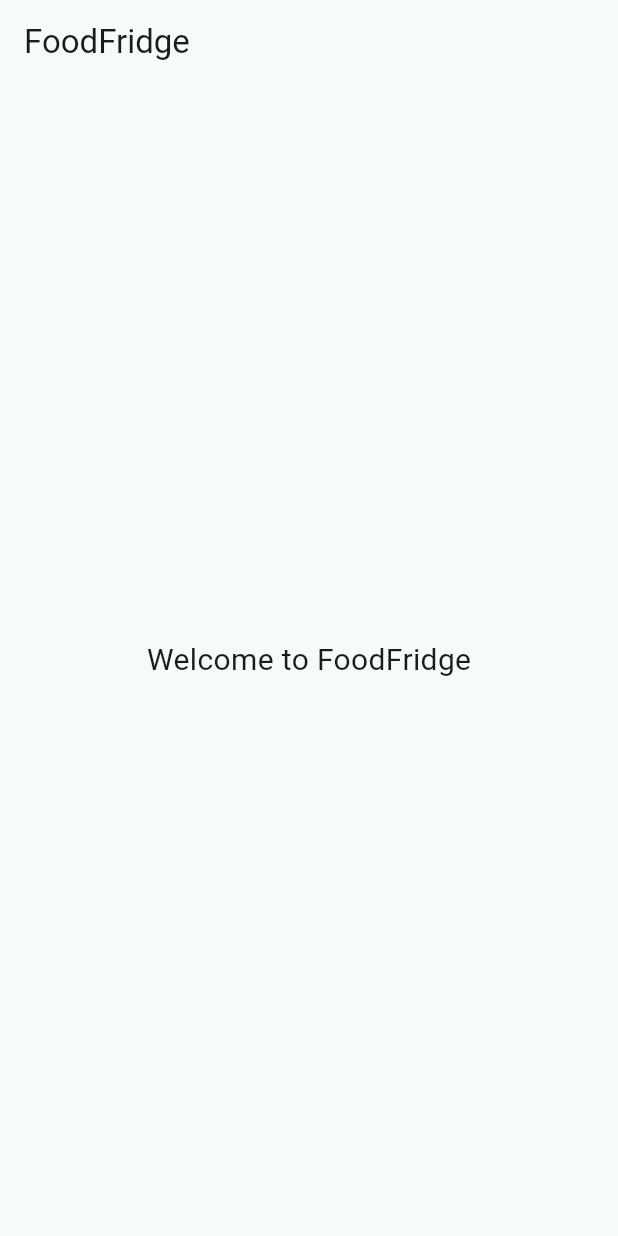
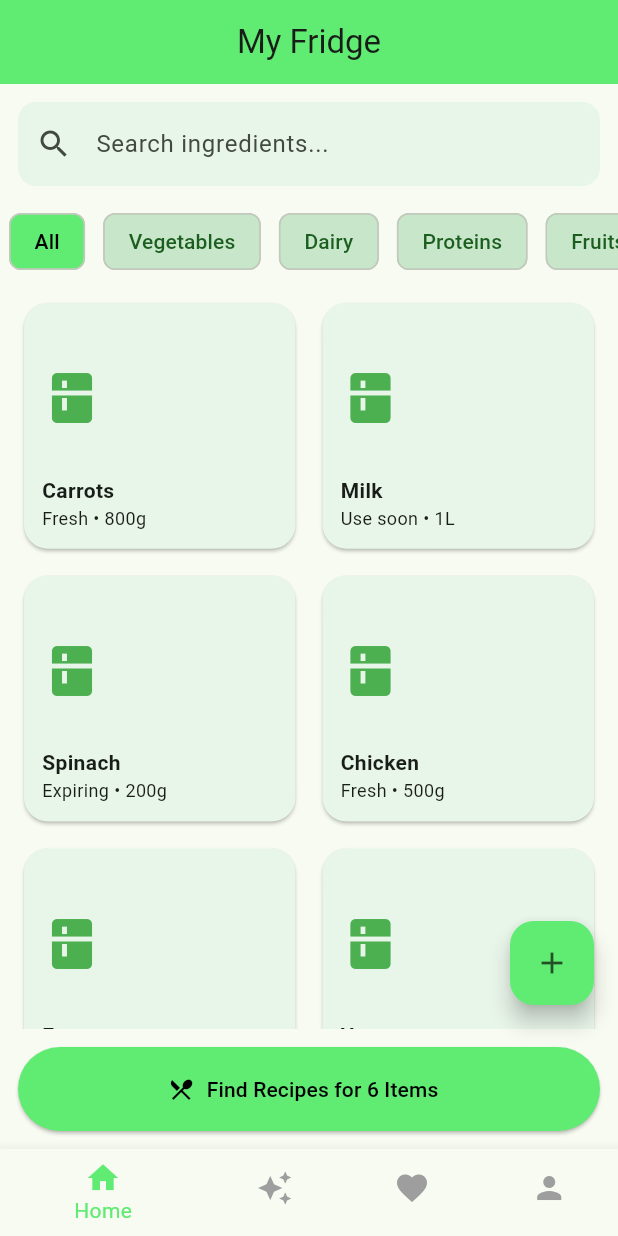
Before and after one commit to aommoa-76/food-fridge-app, a Flutter app: the screen it shows after launch, on a phone screen of 412 x 824 dp. Run offline on Flutter 3.47's test engine with Material 3 defaults, Android fonts, the phone set to English and light mode, and no system bars.

Commit message:
lib update new folder

```diff
--- /dev/null
+++ b/lib/app/main_navigation.dart
@@ -0,0 +1,52 @@
+import 'package:flutter/material.dart';
+import '../features/home/home_page.dart';
+import '../features/profile/profile_page.dart';
+import '../features/favorite_menu/favorites_page.dart';
+import '../features/match_menu/match_page.dart';
+
+
+class MainNavigation extends StatefulWidget {
+  const MainNavigation({super.key});
+
+  @override
+  State<MainNavigation> createState() => _MainNavigationState();
+}
+
+class _MainNavigationState extends State<MainNavigation> {
+  int _currentIndex = 0;
+
+  final pages = const [
+    HomePage(),
+    MatchMenuPage(), // Match
+    FavoritesPage(), // Fav
+    ProfilePage(),
+  ];
+
+  @override
+  Widget build(BuildContext context) {
+    return Scaffold(
+      body: pages[_currentIndex],
+
+      bottomNavigationBar: BottomNavigationBar(
+        currentIndex: _currentIndex,
+        selectedItemColor: Color.fromARGB(255, 96, 235, 115),
+        unselectedItemColor: Colors.grey,
+
+        onTap: (index) {
+          setState(() => _currentIndex = index);
+        },
+
+        items: const [
+          BottomNavigationBarItem(
+              icon: Icon(Icons.home), label: "Home"),
+          BottomNavigationBarItem(
+              icon: Icon(Icons.auto_awesome), label: "Match"),
+          BottomNavigationBarItem(
+              icon: Icon(Icons.favorite), label: "Favorite"),
+          BottomNavigationBarItem(
+              icon: Icon(Icons.person), label: "Profile"),
+        ],
+      ),
+    );
+  }
+}
--- /dev/null
+++ b/lib/features/home/home_page.dart
@@ -0,0 +1,156 @@
+import 'package:flutter/material.dart';
+
+class HomePage extends StatelessWidget {
+  const HomePage({super.key});
+
+  // 🌿 สีหลักของแอป
+  static const primaryGreen = Color.fromARGB(255, 96, 235, 115);
+
+  @override
+  Widget build(BuildContext context) {
+    return Scaffold(
+      appBar: AppBar(
+        backgroundColor: primaryGreen,
+        title: const Text("My Fridge"),
+        centerTitle: true,
+        // actions: [
+        //   IconButton(
+        //     icon: const Icon(Icons.settings),
+        //     onPressed: () {},
+        //   )
+        // ],
+      ),
+
+      body: Column(
+        children: [
+          _buildSearch(),
+          _buildCategories(),
+          Expanded(child: _buildGrid()),
+        ],
+      ),
+
+      // ➕ Floating Add Button
+      floatingActionButton: FloatingActionButton(
+        backgroundColor: primaryGreen,
+        onPressed: () {},
+        child: const Icon(Icons.add),
+      ),
+
+      // 🍳 Bottom Button
+      bottomNavigationBar: Padding(
+        padding: const EdgeInsets.all(12),
+        child: ElevatedButton.icon(
+          onPressed: () {},
+          icon: const Icon(Icons.restaurant_menu),
+          label: const Text("Find Recipes for 6 Items"),
+          style: ElevatedButton.styleFrom(
+            backgroundColor: primaryGreen,
+            foregroundColor: Colors.black,
+            minimumSize: const Size(double.infinity, 56),
+          ),
+        ),
+      ),
+    );
+  }
+
+  // 🔍 Search
+  Widget _buildSearch() {
+    return Padding(
+      padding: const EdgeInsets.all(12),
+      child: TextField(
+        decoration: InputDecoration(
+          hintText: "Search ingredients...",
+          prefixIcon: const Icon(Icons.search),
+          filled: true,
+          fillColor: Colors.green.shade50, // 💚 ช่องค้นหาเขียวอ่อน
+          border: OutlineInputBorder(
+            borderRadius: BorderRadius.circular(12),
+            borderSide: BorderSide.none,
+          ),
+        ),
+      ),
+    );
+  }
+
+  // 🏷️ Categories
+  Widget _buildCategories() {
+    final categories = [
+      "All",
+      "Vegetables",
+      "Dairy",
+      "Proteins",
+      "Fruits"
+    ];
+
+    return SizedBox(
+      height: 50,
+      child: ListView.builder(
+        scrollDirection: Axis.horizontal,
+        itemCount: categories.length,
+        itemBuilder: (context, i) => Padding(
+          padding: const EdgeInsets.symmetric(horizontal: 6),
+          child: Chip(
+            backgroundColor:
+                i == 0 ? primaryGreen : Colors.green.shade100,
+            label: Text(
+              categories[i],
+              style: TextStyle(
+                color: i == 0 ? Colors.black : Colors.green.shade900,
+              ),
+            ),
+          ),
+        ),
+      ),
+    );
+  }
+
+  // 🧊 Grid Items
+  Widget _buildGrid() {
+    final items = [
+      {"name": "Carrots", "info": "Fresh • 800g"},
+      {"name": "Milk", "info": "Use soon • 1L"},
+      {"name": "Spinach", "info": "Expiring • 200g"},
+      {"name": "Chicken", "info": "Fresh • 500g"},
+      {"name": "Eggs", "info": "Fresh • 6 left"},
+      {"name": "Yogurt", "info": "Fresh • 1 cup"},
+    ];
+
+    return GridView.builder(
+      padding: const EdgeInsets.all(12),
+      gridDelegate: const SliverGridDelegateWithFixedCrossAxisCount(
+        crossAxisCount: 2,
+        childAspectRatio: 1.1,
+        crossAxisSpacing: 10,
+        mainAxisSpacing: 10,
+      ),
+      itemCount: items.length,
+      itemBuilder: (context, i) {
+        return Card(
+          color: Colors.green.shade50, // 💚 card เขียวอ่อน
+          shape: RoundedRectangleBorder(
+            borderRadius: BorderRadius.circular(16),
+          ),
+          child: Padding(
+            padding: const EdgeInsets.all(12),
+            child: Column(
+              crossAxisAlignment: CrossAxisAlignment.start,
+              children: [
+                const Expanded(
+                    child: Icon(Icons.kitchen,
+                        size: 40, color: Colors.green)),
+                Text(
+                  items[i]["name"]!,
+                  style: const TextStyle(fontWeight: FontWeight.bold),
+                ),
+                Text(
+                  items[i]["info"]!,
+                  style: const TextStyle(fontSize: 12),
+                ),
+              ],
+            ),
+          ),
+        );
+      },
+    );
+  }
+}
--- a/lib/main.dart
+++ b/lib/main.dart
@@ -1,4 +1,5 @@
 import 'package:flutter/material.dart';
+import 'app/main_navigation.dart';   // ⭐ import ตัว nav
 
 void main() {
   runApp(const MyApp());
@@ -10,34 +11,25 @@ class MyApp extends StatelessWidget {
   @override
   Widget build(BuildContext context) {
     return MaterialApp(
-      title: 'FoodFridge',
       debugShowCheckedModeBanner: false,
+      title: 'Food Fridge',
+
 
       theme: ThemeData(
-        colorScheme: ColorScheme.fromSeed(seedColor: const Color.fromARGB(255, 219, 222, 219)),
         useMaterial3: true,
+        colorScheme: ColorScheme.fromSeed(
+          seedColor: Colors.green,
+          brightness: Brightness.light,
+        ),
+        appBarTheme: const AppBarTheme(
+          centerTitle: true,
+        ),
       ),
 
-      home: const HomePage(), // หน้าแรกของแอป
+
+
+      // ⭐⭐ เปลี่ยนตรงนี้ ⭐⭐
+      home: const MainNavigation(),
     );
   }
 }
-
-class HomePage extends StatelessWidget {
-  const HomePage({super.key});
-
-  @override
-  Widget build(BuildContext context) {
-    return Scaffold(
-      appBar: AppBar(
-        title: const Text('FoodFridge'),
-      ),
-      body: const Center(
-        child: Text(
-          'Welcome to FoodFridge',
-          style: TextStyle(fontSize: 20),
-        ),
-      ),
-    );
-  }
-}
```
Also changed, not shown: lib/features/favorite_menu/favorites_page.dart (added, +156 -0 lines), lib/features/match_menu/match_page.dart (added, +115 -0 lines), lib/features/profile/profile_page.dart (added, +165 -0 lines).
